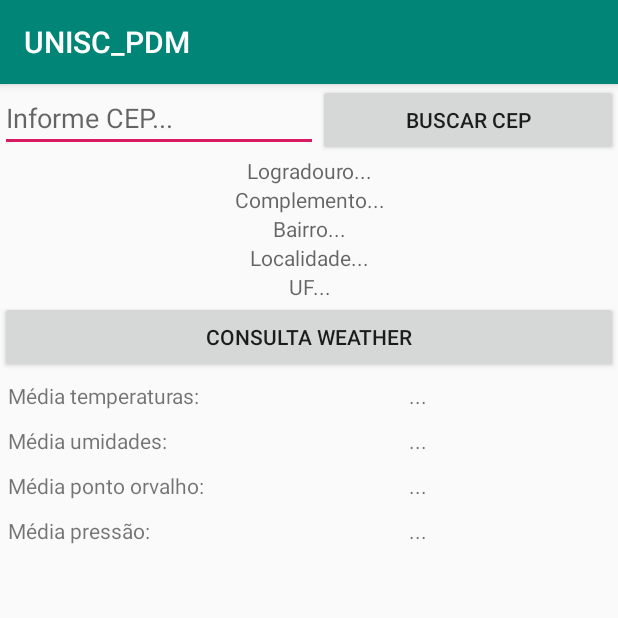
After one commit to fhorn-fhorn/UNISC_PDM, an Android app: the Aula8CEPActivity screen opened directly, with no data from a screen before it, on a phone screen of 412 x 824 dp, the top half of it. The commit adds this screen. Run offline under Robolectric (Android 15) with nearby library versions, the phone set to English and light mode, and no system bars.

Commit message:
Aula 9 Commit (REST; CEP; WEATHER)

```diff
--- a/app/src/main/AndroidManifest.xml
+++ b/app/src/main/AndroidManifest.xml
@@ -14,7 +14,8 @@
         android:roundIcon="@mipmap/ic_launcher_round"
         android:supportsRtl="true"
         android:theme="@style/AppTheme">
-        <activity android:name=".DesafioMainActivity"></activity>
+        <activity android:name=".Aula8CEPActivity"></activity>
+        <activity android:name=".DesafioMainActivity" />
         <activity android:name=".RevisaoProvaIDadosAlunosActivity" />
         <activity android:name=".RevisaoProvaIMainActivity" />
         <activity android:name=".Aula7SpinnerActivity" />
--- /dev/null
+++ b/app/src/main/java/com/m35725/unisc_pdm/Aula8ListViewAdaptador.java
@@ -0,0 +1,26 @@
+package com.m35725.unisc_pdm;
+
+import android.view.View;
+import android.view.ViewGroup;
+import android.widget.SimpleAdapter;
+
+import java.util.HashMap;
+import java.util.List;
+
+public class Aula8ListViewAdaptador extends SimpleAdapter {
+
+    public Aula8ListViewAdaptador(Aula8CEPActivity aula8CEPActivity,
+                                  List<HashMap<String, String>> infoWeather,
+                                  int lista_weather, String[] de, int[] para) {
+        super(aula8CEPActivity, infoWeather, lista_weather, de, para);
+    }
+    /*
+    @Override
+    public View getView(int position, View convertView, ViewGroup parent){
+
+        View view = super.getView(position, convertView, parent);
+
+        return view;
+    }
+    */
+}
--- a/app/src/main/java/com/m35725/unisc_pdm/DesafioMainActivity.java
+++ b/app/src/main/java/com/m35725/unisc_pdm/DesafioMainActivity.java
@@ -40,6 +40,9 @@ public class DesafioMainActivity extends AppCompatActivity {
     protected void onCreate(Bundle savedInstanceState) {
         super.onCreate(savedInstanceState);
         setContentView(R.layout.activity_desafio_main);
+
+        EditText edtResultado= findViewById(R.id.edtDesafioResultado);
+        edtResultado.setEnabled(false);
 
         //Spinner de operações
         spinnerOperacoes= findViewById(R.id.spnDesafioOperacoes);
--- a/app/src/main/java/com/m35725/unisc_pdm/MainActivity.java
+++ b/app/src/main/java/com/m35725/unisc_pdm/MainActivity.java
@@ -53,4 +53,9 @@ public class MainActivity extends AppCompatActivity {
         Intent intent= new Intent(MainActivity.this, DesafioMainActivity.class);
         startActivity(intent);
     }
+
+    public void btnAula8Click(View view) {
+        Intent intent= new Intent(MainActivity.this, Aula8CEPActivity.class);
+        startActivity(intent);
+    }
 }
--- /dev/null
+++ b/app/src/main/res/layout/activity_aula8_cep.xml
@@ -0,0 +1,179 @@
+<?xml version="1.0" encoding="utf-8"?>
+<LinearLayout xmlns:android="http://schemas.android.com/apk/res/android"
+    xmlns:app="http://schemas.android.com/apk/res-auto"
+    xmlns:tools="http://schemas.android.com/tools"
+    android:layout_width="match_parent"
+    android:layout_height="match_parent"
+    android:orientation="vertical"
+    tools:context=".Aula8CEPActivity" >
+
+    <LinearLayout
+        android:layout_width="match_parent"
+        android:layout_height="wrap_content"
+        android:orientation="horizontal"
+        android:weightSum="2" >
+        <EditText
+            android:layout_width="wrap_content"
+            android:layout_height="wrap_content"
+            android:id="@+id/edtTextAula8CEP"
+            android:hint="@string/edtTextViewAula8InformeCEP"
+            android:layout_weight="1" />
+        <Button
+            android:layout_width="wrap_content"
+            android:layout_height="wrap_content"
+            android:layout_weight="1"
+            android:text="@string/btnAula8BuscarCEP"
+            android:onClick="btnAula8BuscarCEP"
+            />
+    </LinearLayout>
+
+    <TextView
+        android:layout_width="match_parent"
+        android:layout_height="wrap_content"
+        android:hint="@string/txtViewAula8Logradouro"
+        android:textAlignment="center"
+        android:id="@+id/txtViewAula8Logradouro"
+        />
+
+    <TextView
+        android:layout_width="match_parent"
+        android:layout_height="wrap_content"
+        android:hint="@string/txtViewAula8Complemento"
+        android:textAlignment="center"
+        android:id="@+id/txtViewAula8Complemento"
+        />
+
+    <TextView
+        android:layout_width="match_parent"
+        android:layout_height="wrap_content"
+        android:hint="@string/txtViewAula8Bairro"
+        android:textAlignment="center"
+        android:id="@+id/txtViewAula8Bairro"
+        />
+
+    <TextView
+        android:layout_width="match_parent"
+        android:layout_height="wrap_content"
+        android:hint="@string/txtViewAula8Localidade"
+        android:textAlignment="center"
+        android:id="@+id/txtViewAula8Localidade"
+        />
+
+    <TextView
+        android:layout_width="match_parent"
+        android:layout_height="wrap_content"
+        android:hint="@string/txtViewAula8UF"
+        android:textAlignment="center"
+        android:id="@+id/txtViewAula8UF"
+        />
+
+    <ProgressBar
+        android:layout_width="match_parent"
+        android:layout_height="wrap_content"
+        android:id="@+id/prgBarAula8"
+        android:max="100"
+        android:progress="5"
+        />
+
+    <Button
+        android:layout_width="match_parent"
+        android:layout_height="wrap_content"
+        android:text="@string/btnAula8ConsultaWeather"
+        android:onClick="btnAula8Weather"
+        />
+
+    <LinearLayout
+        android:layout_width="match_parent"
+        android:layout_height="wrap_content"
+        android:layout_marginLeft="5dp"
+        android:layout_marginTop="5dp"
+        android:layout_marginRight="5dp"
+        android:layout_marginBottom="5dp"
+        android:orientation="horizontal"
+        android:weightSum="3" >
+        <TextView
+            android:text="@string/txtViewAula8MediaTemperaturas"
+            android:layout_width="0dp"
+            android:layout_height="wrap_content"
+            android:layout_weight="2" />
+        <TextView
+            android:id="@+id/txtViewAula8Media_Temperaturas"
+            android:text="..."
+            android:layout_width="0dp"
+            android:layout_height="wrap_content"
+            android:layout_weight="2" />
+    </LinearLayout>
+
+    <LinearLayout
+        android:layout_width="match_parent"
+        android:layout_height="wrap_content"
+        android:layout_marginLeft="5dp"
+        android:layout_marginTop="5dp"
+        android:layout_marginRight="5dp"
+        android:layout_marginBottom="5dp"
+        android:orientation="horizontal"
+        android:weightSum="3" >
+        <TextView
+            android:text="@string/txtViewAula8MediaUmidades"
+            android:layout_width="0dp"
+            android:layout_height="wrap_content"
+            android:layout_weight="2" />
+        <TextView
+            android:id="@+id/txtViewAula8Media_Umidades"
+            android:text="..."
+            android:layout_width="0dp"
+            android:layout_height="wrap_content"
+            android:layout_weight="2" />
+    </LinearLayout>
+
+    <LinearLayout
+        android:layout_width="match_parent"
+        android:layout_height="wrap_content"
+        android:layout_marginLeft="5dp"
+        android:layout_marginTop="5dp"
+        android:layout_marginRight="5dp"
+        android:layout_marginBottom="5dp"
+        android:orientation="horizontal"
+        android:weightSum="3" >
+        <TextView
+            android:text="@string/txtViewAula8MediaPontosOrvalho"
+            android:layout_width="0dp"
+            android:layout_height="wrap_content"
+            android:layout_weight="2" />
+        <TextView
+            android:id="@+id/txtViewAula8Media_PontoOrvalho"
+            android:text="..."
+            android:layout_width="0dp"
+            android:layout_height="wrap_content"
+            android:layout_weight="2" />
+    </LinearLayout>
+
+    <LinearLayout
+        android:layout_width="match_parent"
+        android:layout_height="wrap_content"
+        android:layout_marginLeft="5dp"
+        android:layout_marginTop="5dp"
+        android:layout_marginRight="5dp"
+        android:layout_marginBottom="5dp"
+        android:orientation="horizontal"
+        android:weightSum="3" >
+        <TextView
+            android:text="@string/txtViewAula8MediaPressao"
+            android:layout_width="0dp"
+            android:layout_height="wrap_content"
+            android:layout_weight="2" />
+        <TextView
+            android:id="@+id/txtViewAula8Media_Pressao"
+            android:text="..."
+            android:layout_width="0dp"
+            android:layout_height="wrap_content"
+            android:layout_weight="2" />
+    </LinearLayout>
+
+    <ListView
+        android:id="@+id/lstViewAula8Weather"
+        android:layout_width="match_parent"
+        android:layout_height="match_parent"
+        />
+
+</LinearLayout>
--- a/app/src/main/res/values/strings.xml
+++ b/app/src/main/res/values/strings.xml
@@ -80,4 +80,17 @@
     <string name="edtTextDesafioOperador2">Ex. 1.5</string>
     <string name="txtViewDesafioResultado">Resultado:</string>
 
+    <string name="edtTextViewAula8InformeCEP">Informe CEP...</string>
+    <string name="btnAula8BuscarCEP">BUSCAR CEP</string>
+    <string name="txtViewAula8Logradouro">Logradouro...</string>
+    <string name="txtViewAula8Complemento">Complemento...</string>
+    <string name="txtViewAula8Bairro">Bairro...</string>
+    <string name="txtViewAula8Localidade">Localidade...</string>
+    <string name="txtViewAula8UF">UF...</string>
+    <string name="btnAula8ConsultaWeather">CONSULTA WEATHER</string>
+    <string name="txtViewAula8MediaTemperaturas">Média temperaturas:</string>
+    <string name="txtViewAula8MediaUmidades">Média umidades:</string>
+    <string name="txtViewAula8MediaPontosOrvalho">Média ponto orvalho:</string>
+    <string name="txtViewAula8MediaPressao">Média pressão:</string>
+
 </resources>
```
Also changed, not shown: app/src/main/java/com/m35725/unisc_pdm/Aula8CEPActivity.java (added, +260 -0 lines), app/src/main/res/layout/activity_main.xml (+38 -10 lines), app/src/main/res/layout/aula8_lista_weather.xml (added, +110 -0 lines).
